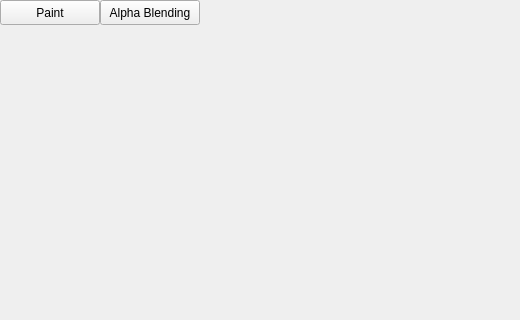
Old version of the form mainwindow.ui in the repository RafikFafik/miniGimp; both pictures show x 0 to 520 and y 0 to 320 of the 1000 by 700 pixel window.
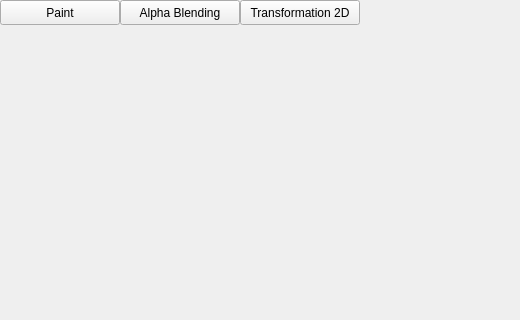
New version of the form.

What changed in the file:
```diff
--- a/mainwindow.ui
+++ b/mainwindow.ui
@@ -22,7 +22,7 @@
      <rect>
       <x>0</x>
       <y>0</y>
-      <width>100</width>
+      <width>120</width>
       <height>25</height>
      </rect>
     </property>
@@ -46,9 +46,9 @@
    <widget class="QPushButton" name="alpha_blending">
     <property name="geometry">
      <rect>
-      <x>100</x>
+      <x>120</x>
       <y>0</y>
-      <width>100</width>
+      <width>120</width>
       <height>25</height>
      </rect>
     </property>
@@ -56,6 +56,19 @@
      <string>Alpha Blending</string>
     </property>
    </widget>
+   <widget class="QPushButton" name="transformation2d">
+    <property name="geometry">
+     <rect>
+      <x>240</x>
+      <y>0</y>
+      <width>120</width>
+      <height>25</height>
+     </rect>
+    </property>
+    <property name="text">
+     <string>Transformation 2D</string>
+    </property>
+   </widget>
   </widget>
   <action name="actionexit">
    <property name="text">
```
